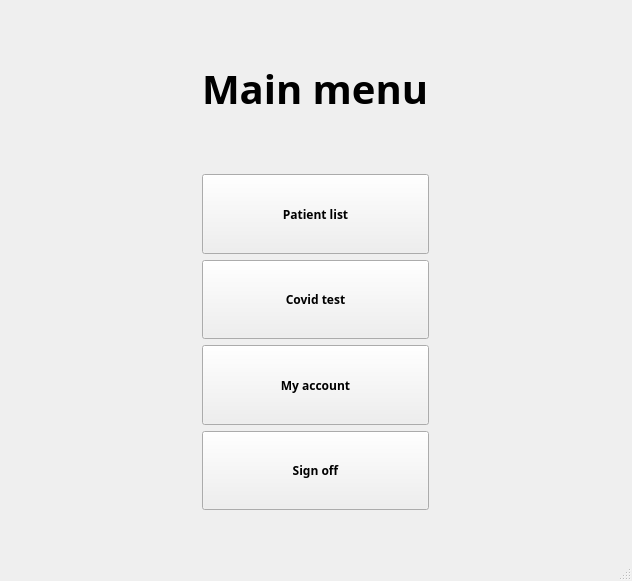
Qt form ui/doctormenu.ui (VojtaDC/FINAL_COVID_PROJECT) before a commit.
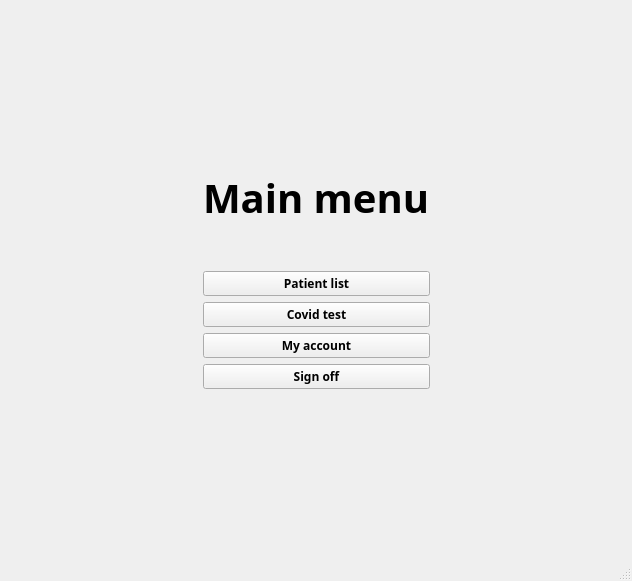
The same form after that commit.

Commit message: improved patient/doctormenu, addpatient text fix

```diff
--- a/ui/doctormenu.ui
+++ b/ui/doctormenu.ui
@@ -40,7 +40,7 @@
        <enum>Qt::Horizontal</enum>
       </property>
       <property name="sizeType">
-       <enum>QSizePolicy::Preferred</enum>
+       <enum>QSizePolicy::Expanding</enum>
       </property>
       <property name="sizeHint" stdset="0">
        <size>
@@ -56,7 +56,7 @@
        <enum>Qt::Horizontal</enum>
       </property>
       <property name="sizeType">
-       <enum>QSizePolicy::Preferred</enum>
+       <enum>QSizePolicy::Expanding</enum>
       </property>
       <property name="sizeHint" stdset="0">
        <size>
@@ -72,7 +72,7 @@
        <enum>Qt::Vertical</enum>
       </property>
       <property name="sizeType">
-       <enum>QSizePolicy::Preferred</enum>
+       <enum>QSizePolicy::Expanding</enum>
       </property>
       <property name="sizeHint" stdset="0">
        <size>
@@ -88,7 +88,7 @@
        <enum>Qt::Vertical</enum>
       </property>
       <property name="sizeType">
-       <enum>QSizePolicy::Preferred</enum>
+       <enum>QSizePolicy::Expanding</enum>
       </property>
       <property name="sizeHint" stdset="0">
        <size>
```
The commit also changes 2 other files.
